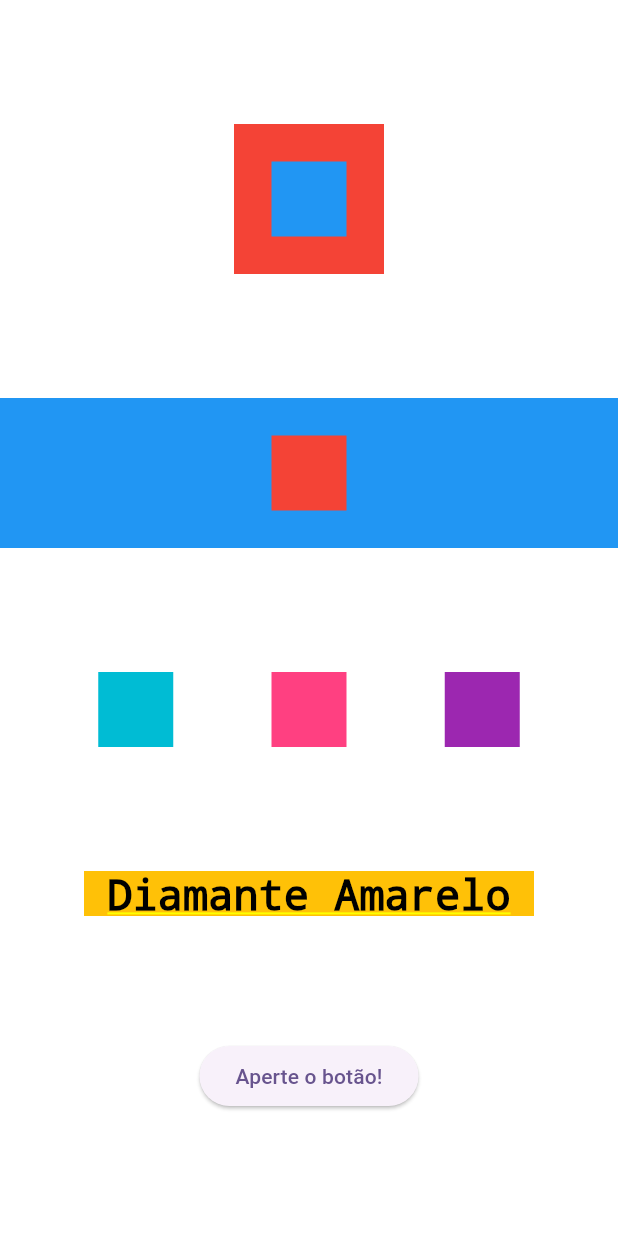
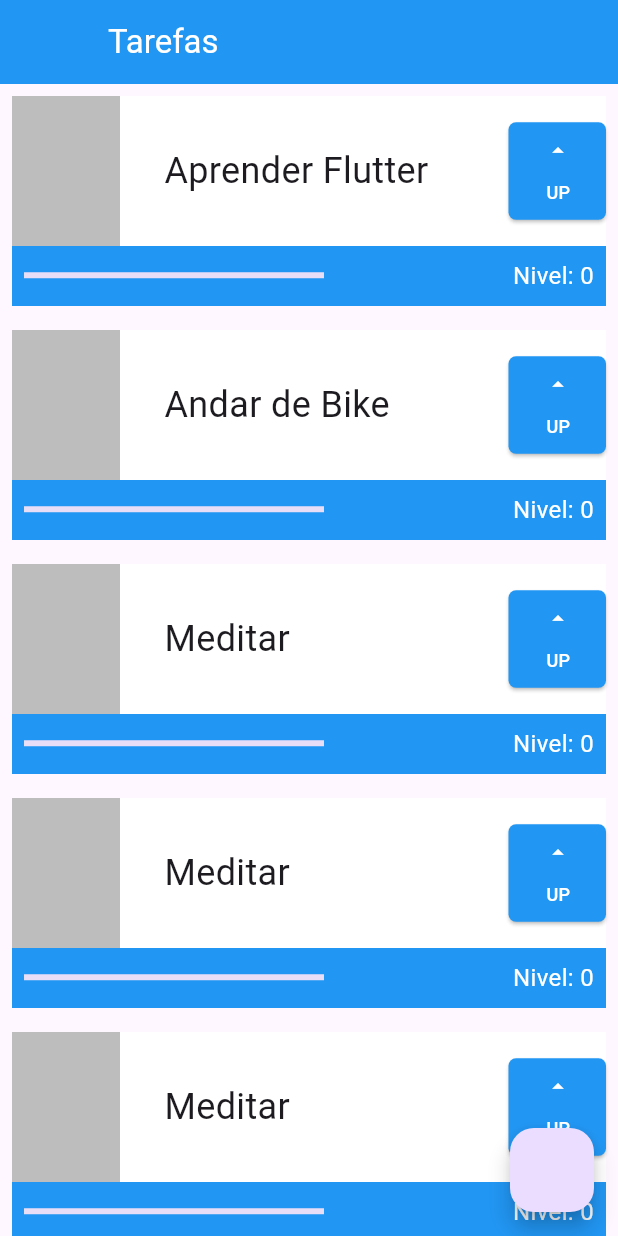
Before and after one commit to manuelluvuvamo/primeiro-projecto-flutter, a Flutter app: the screen it shows after launch, on a phone screen of 412 x 824 dp. Run offline on Flutter 3.47's test engine with Material 3 defaults, Android fonts, the phone set to English and light mode, and no system bars.

Commit message:
Explorando Stateless vs Stateful

```diff
--- a/lib/main.dart
+++ b/lib/main.dart
@@ -15,55 +15,131 @@ class MyApp extends StatelessWidget {
           colorScheme: ColorScheme.fromSeed(seedColor: Colors.deepPurple),
           useMaterial3: true,
         ),
-      home: Container(
+        home: Scaffold(
+          appBar: AppBar(
+            backgroundColor: Colors.blue,
+            shadowColor: Colors.black,
+            leading: Container(),
+            title: const Text(
+              'Tarefas',
+              style: TextStyle(color: Colors.white),
+            ),
+          ),
+          body: ListView(
+            children: [
+              Task('Aprender Flutter'),
+              Task('Andar de Bike'),
+              Task('Meditar'),
+              Task('Meditar'),
+              Task('Meditar'),
+              Task('Meditar'),
+              Task('Meditar'),
+              Task('Meditar'),
+            ],
+          ),
+          floatingActionButton: FloatingActionButton(onPressed: () {}),
+        ));
+  }
+}
+
+class Task extends StatefulWidget {
+  final String nome;
+  const Task(this.nome, {super.key});
+
+  @override
+  State<Task> createState() => _TaskState();
+}
+
+class _TaskState extends State<Task> {
+  int nivel = 0;
+
+  @override
+  Widget build(BuildContext context) {
+    return Padding(
+        padding: const EdgeInsets.all(8.0),
+        child: Container(
+          child: Stack(
+            children: [
+              Container(
+                color: Colors.blue,
+                height: 140,
+              ),
+              Column(
+                children: [
+                  Container(
                     color: Colors.white,
+                    height: 100,
+                    child: Row(
+                      mainAxisAlignment: MainAxisAlignment.spaceBetween,
+                      children: [
+                        Container(
+                          color: Colors.black26,
+                          width: 72,
+                          height: 100,
+                        ),
+                        SizedBox(
+                            width: 200,
+                            child: Text(
+                              widget.nome,
+                              style: TextStyle(
+                                  fontSize: 24,
+                                  overflow: TextOverflow.ellipsis),
+                            )),
+                        SizedBox(
+                          height: 65,
+                          width: 65,
+                          child: ElevatedButton(
+                            onPressed: () {
+                              setState(() {
+                                nivel++;
+                              });
+                            },
+                            style: ButtonStyle(
+                                backgroundColor:
+                                    WidgetStateProperty.all(Colors.blue),
+                                shape: WidgetStateProperty.all(
+                                    RoundedRectangleBorder(
+                                        borderRadius:
+                                            BorderRadius.circular(5)))),
                             child: Column(
                               mainAxisAlignment: MainAxisAlignment.spaceEvenly,
-          crossAxisAlignment: CrossAxisAlignment.center,
+                              crossAxisAlignment: CrossAxisAlignment.end,
                               children: [
-            Stack(
-              alignment: AlignmentDirectional.center,
-              children: [
-                Container(color: Colors.red, width: 100, height: 100,),
-                Container(color: Colors.blue, width: 50, height: 50,)
-              ],
-            ),
-            Stack(
-              alignment: AlignmentDirectional.center,
-              children: [
-                Container(color: Colors.blue, width: 1000, height: 100,),
-                Container(color: Colors.red, width: 50, height: 50,)
-              ],
-            ),
-            Row(
-              mainAxisAlignment: MainAxisAlignment.spaceEvenly,
-              crossAxisAlignment: CrossAxisAlignment.center,
-              children: [
-                Container(color: Colors.cyan, height: 50, width: 50,),
-                Container(color: Colors.pinkAccent, height: 50, width: 50,),
-                Container(color: Colors.purple, height: 50, width: 50,)
-              ],
-            ),
-            Container(
-              color: Colors.amber,
-              height: 30,
-              width: 300,
-              child: Text(
-                'Diamante Amarelo',
-                style: TextStyle(
-                  color: Colors.black,
-                  fontSize: 28
-                ),
-                textAlign: TextAlign.center,
-              ),
-            ),
-            ElevatedButton(
-                onPressed: (){ print('Você apertou o Botão'); },
-                child: Text('Aperte o botão!')
+                                Icon(Icons.arrow_drop_up, color: Colors.white),
+                                Text(
+                                  'UP',
+                                  style: TextStyle(fontSize: 12, color: Colors.white),
                                 )
                               ],
                             ),
+                          ),
                         )
-    );
+                      ],
+                    ),
+                  ),
+                  Row(
+                    mainAxisAlignment: MainAxisAlignment.spaceBetween,
+                    children: [
+                      Padding(
+                          padding: const EdgeInsets.all(8.0),
+                          child: SizedBox(
+                              width: 200,
+                              child: LinearProgressIndicator(
+                                color: Colors.white,
+                                value: nivel / 10,
+                              ))),
+                      Padding(
+                          padding: const EdgeInsets.all(8.0),
+                          child: Text(
+                            'Nivel: $nivel',
+                            style: TextStyle(color: Colors.white, fontSize: 16),
+                          ))
+                    ],
+                  )
+                ],
+              )
+            ],
+          ),
+        ));
   }
 }
```
Also changed, not shown: lib/minha_primeira_tela.dart (added, +49 -0 lines). Lines whose indentation alone changed are shown as unchanged.
